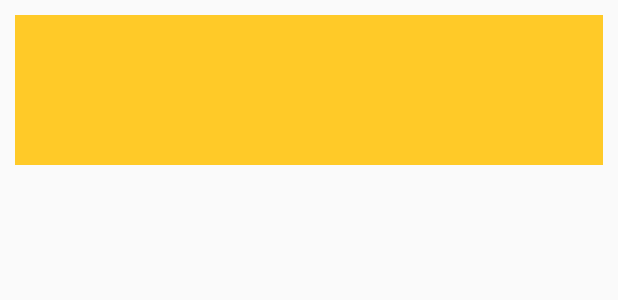
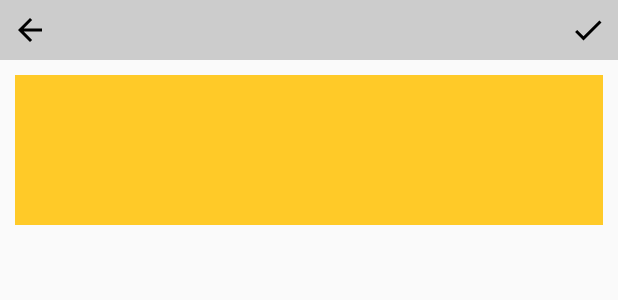
Before and after one commit to imoto-yuya-1234/IdeaMan_demo, an Android app: the layout add_list_dialog.xml on its own in the app's theme, with its tools: preview values and no code run, on a phone screen of 412 x 824 dp. Shown: the top 300 px of the screen. Run offline under Robolectric (Android 15) with nearby library versions, the phone set to English and light mode, and no system bars.

```diff
--- a/app/src/main/java/com/example/yuya/ideaman_demo/MainActivity.kt
+++ b/app/src/main/java/com/example/yuya/ideaman_demo/MainActivity.kt
@@ -10,12 +10,11 @@ class MainActivity : AppCompatActivity() {
         super.onCreate(savedInstanceState)
         setContentView(R.layout.activity_main)
 
-        val AddListButton: FloatingActionButton? = findViewById(R.id.addbutton)
+        val AddListButton: FloatingActionButton? = findViewById(R.id.fab_add_list)
         AddListButton?.setOnClickListener { displayDialog() }
     }
 
     private fun displayDialog() {
-        val newFlagment = AddListDialog.newInstance()
-        newFlagment.show(fragmentManager, "dialog")
+        AddListDialog.newInstance().show(fragmentManager, "dialog")
     }
 }
--- /dev/null
+++ b/app/src/main/res/drawable/ic_arrow_back_black_24dp.xml
@@ -0,0 +1,9 @@
+<vector xmlns:android="http://schemas.android.com/apk/res/android"
+        android:width="24dp"
+        android:height="24dp"
+        android:viewportWidth="24.0"
+        android:viewportHeight="24.0">
+    <path
+        android:fillColor="#FF000000"
+        android:pathData="M20,11H7.83l5.59,-5.59L12,4l-8,8 8,8 1.41,-1.41L7.83,13H20v-2z"/>
+</vector>
--- /dev/null
+++ b/app/src/main/res/drawable/ic_done_black_24dp.xml
@@ -0,0 +1,9 @@
+<vector xmlns:android="http://schemas.android.com/apk/res/android"
+        android:width="24dp"
+        android:height="24dp"
+        android:viewportWidth="24.0"
+        android:viewportHeight="24.0">
+    <path
+        android:fillColor="#FF000000"
+        android:pathData="M9,16.2L4.8,12l-1.4,1.4L9,19 21,7l-1.4,-1.4L9,16.2z"/>
+</vector>
--- a/app/src/main/res/layout/activity_main.xml
+++ b/app/src/main/res/layout/activity_main.xml
@@ -16,7 +16,7 @@
         app:layout_constraintTop_toTopOf="parent" />
 
     <android.support.design.widget.FloatingActionButton
-        android:id="@+id/addbutton"
+        android:id="@+id/fab_add_list"
         android:layout_width="wrap_content"
         android:layout_height="wrap_content"
         app:layout_constraintBottom_toBottomOf="parent"
--- a/app/src/main/res/layout/add_list_dialog.xml
+++ b/app/src/main/res/layout/add_list_dialog.xml
@@ -2,16 +2,42 @@
 <RelativeLayout xmlns:android="http://schemas.android.com/apk/res/android"
     android:layout_width="match_parent" android:layout_height="match_parent">
 
+    <RelativeLayout
+        android:id="@+id/top_frame"
+        android:layout_width="match_parent"
+        android:layout_height="wrap_content"
+        android:padding="8dp"
+        android:layout_alignParentTop="true"
+        android:background="@color/colorActionBar">
+
+        <ImageButton
+            android:id="@+id/btn_cancel"
+            android:src="@drawable/ic_arrow_back_black_24dp"
+            android:layout_width="wrap_content"
+            android:layout_height="wrap_content"
+            android:layout_alignParentLeft="true"
+            android:background="@color/colorActionBar" />
+
+        <ImageButton
+            android:id="@+id/btn_ok"
+            android:src="@drawable/ic_done_black_24dp"
+            android:layout_width="wrap_content"
+            android:layout_height="wrap_content"
+            android:layout_alignParentRight="true"
+            android:background="@color/colorActionBar" />
+    </RelativeLayout>
+
     <android.support.design.widget.TextInputLayout
-        android:id="@+id/name_text_input_layout"
+        android:id="@+id/layout_list_text"
         android:layout_width="match_parent"
         android:layout_height="100dp"
+        android:layout_below="@id/top_frame"
         android:padding="8dp"
         android:layout_margin="10dp"
         android:background="@color/colorStickyNotes">
 
         <AutoCompleteTextView
-            android:id="@+id/name"
+            android:id="@+id/list_text"
             android:layout_width="match_parent"
             android:layout_height="wrap_content"
             android:imeOptions="actionNone"
--- a/app/src/main/res/values/colors.xml
+++ b/app/src/main/res/values/colors.xml
@@ -4,4 +4,5 @@
     <color name="colorPrimaryDark">#303F9F</color>
     <color name="colorAccent">#FF4081</color>
     <color name="colorStickyNotes">#FFCA28</color>
+    <color name="colorActionBar">#CCCCCC</color>
 </resources>
--- a/build.gradle
+++ b/build.gradle
@@ -7,7 +7,7 @@ buildscript {
         jcenter()
     }
     dependencies {
-        classpath 'com.android.tools.build:gradle:3.0.0-beta2'
+        classpath 'com.android.tools.build:gradle:3.0.0-beta6'
         classpath "org.jetbrains.kotlin:kotlin-gradle-plugin:$kotlin_version"
 
         // NOTE: Do not place your application dependencies here; they belong
```
Also changed, not shown: app/src/main/java/com/example/yuya/ideaman_demo/AddListDialog.kt (+41 -10 lines), app/src/main/java/com/example/yuya/ideaman_demo/ContentsManager.kt (added, +11 -0 lines), gradle/wrapper/gradle-wrapper.properties.
